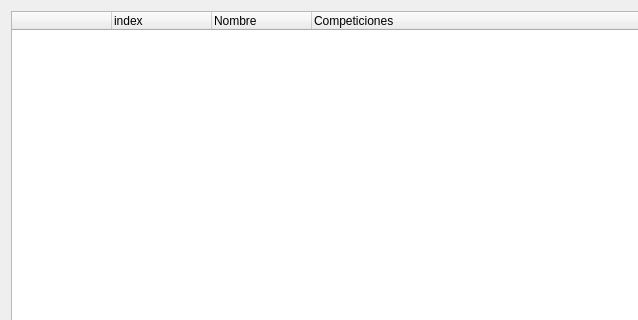
Qt form ui/regions.ui (soker90/betcon) before a commit; both pictures show x 0 to 638 and y 0 to 320 of the 1013 by 672 pixel window.
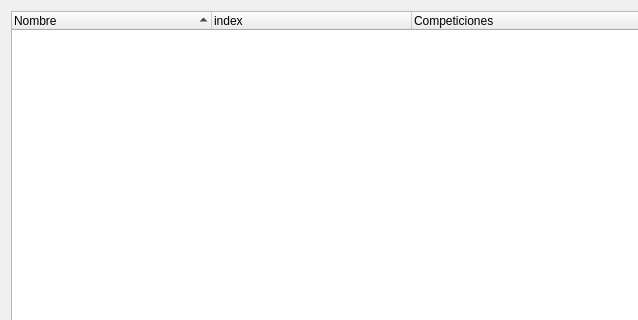
The same form after that commit.

```diff
--- a/ui/regions.ui
+++ b/ui/regions.ui
@@ -16,21 +16,22 @@
   <layout class="QVBoxLayout" name="verticalLayout">
    <item>
     <widget class="QTreeWidget" name="treeMain">
-     <column>
-      <property name="text">
-       <string notr="true">   </string>
-      </property>
-     </column>
-     <column>
-      <property name="text">
-       <string>index</string>
-      </property>
-     </column>
+     <property name="sortingEnabled">
+      <bool>true</bool>
+     </property>
+     <attribute name="headerDefaultSectionSize">
+      <number>200</number>
+     </attribute>
      <column>
       <property name="text">
        <string>Nombre</string>
       </property>
      </column>
+     <column>
+      <property name="text">
+       <string>index</string>
+      </property>
+     </column>
      <column>
       <property name="text">
        <string>Competiciones</string>
```
